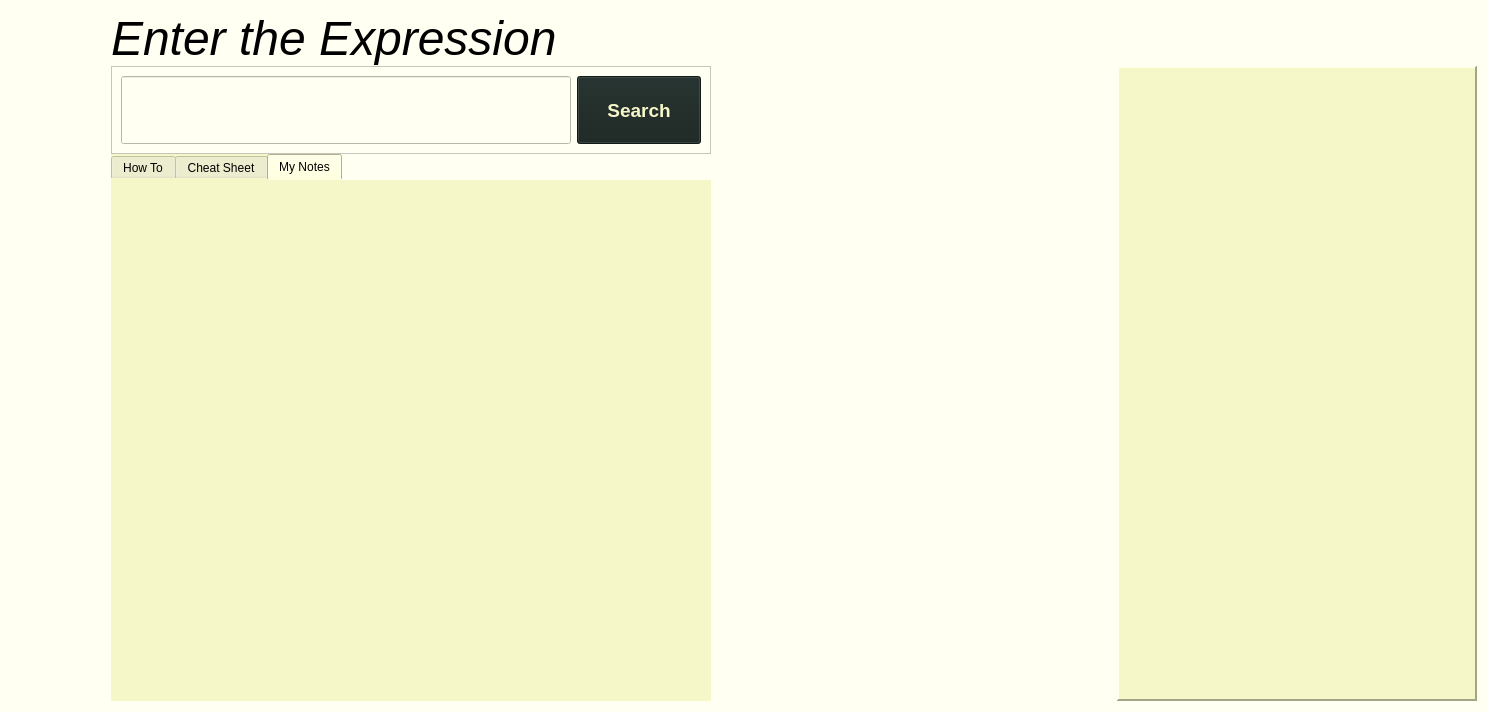
This is src/views/ui/askLepPage.ui in adibozzhanov/LeProgram as Qt 5 draws it before an edit. The edited form follows.
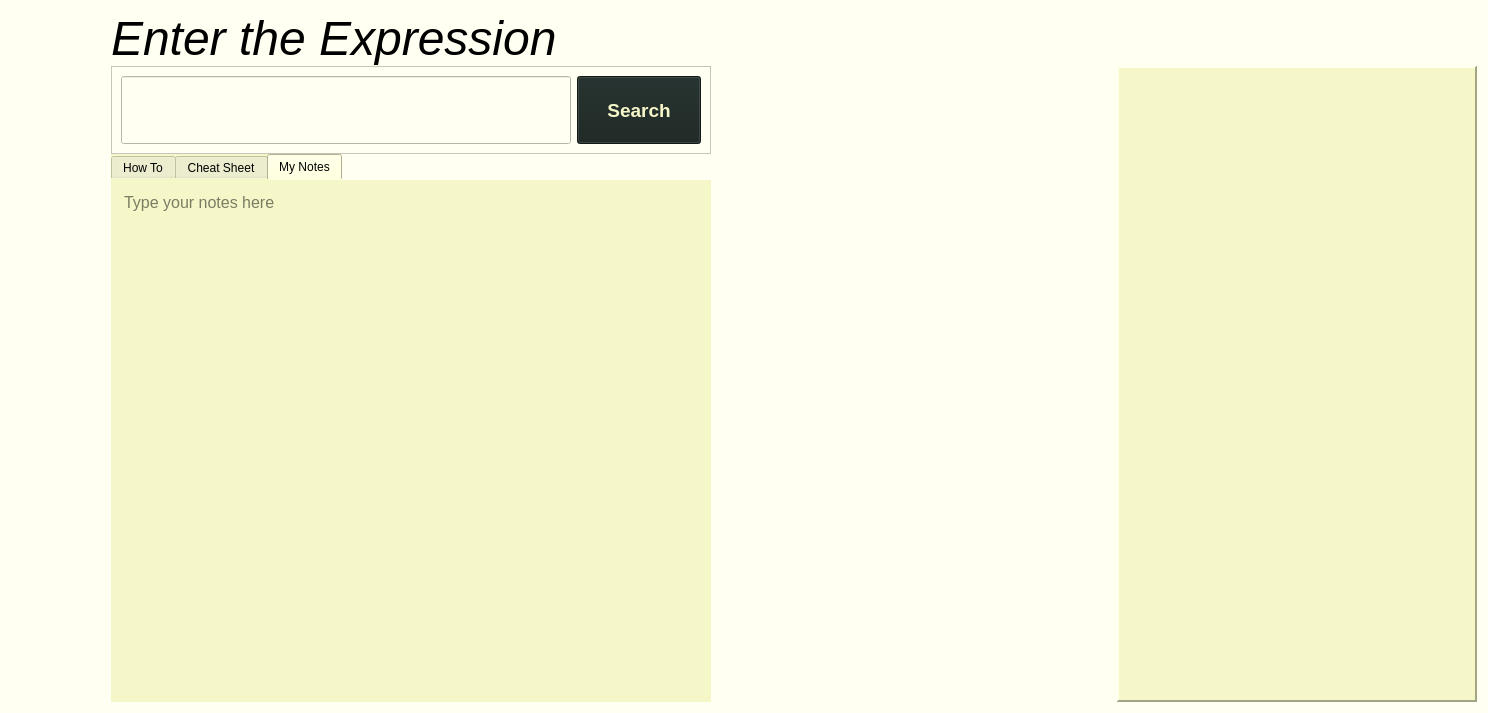
This is the edited form.

Commit message: ask lep please dont leave the screen

Diff of the .ui file:
```diff
--- a/src/views/ui/askLepPage.ui
+++ b/src/views/ui/askLepPage.ui
@@ -142,13 +142,13 @@
      <property name="minimumSize">
       <size>
        <width>500</width>
-       <height>200</height>
+       <height>0</height>
       </size>
      </property>
      <property name="maximumSize">
       <size>
-       <width>1500</width>
-       <height>1000</height>
+       <width>16777215</width>
+       <height>16777215</height>
       </size>
      </property>
      <property name="styleSheet">
@@ -335,7 +335,30 @@
       <attribute name="title">
        <string>My Notes</string>
       </attribute>
-      <layout class="QGridLayout" name="gridLayout_2"/>
+      <layout class="QGridLayout" name="gridLayout_2">
+       <item row="0" column="0">
+        <widget class="QTextEdit" name="textEdit">
+         <property name="sizePolicy">
+          <sizepolicy hsizetype="Preferred" vsizetype="Preferred">
+           <horstretch>0</horstretch>
+           <verstretch>0</verstretch>
+          </sizepolicy>
+         </property>
+         <property name="font">
+          <font>
+           <family>Helvetica Neue</family>
+           <pointsize>12</pointsize>
+          </font>
+         </property>
+         <property name="frameShape">
+          <enum>QFrame::NoFrame</enum>
+         </property>
+         <property name="placeholderText">
+          <string>Type your notes here</string>
+         </property>
+        </widget>
+       </item>
+      </layout>
      </widget>
     </widget>
    </item>
```
Left out of the diff: 14 changed lines with no effect on the pictures. The commit also changes 4 other files.
